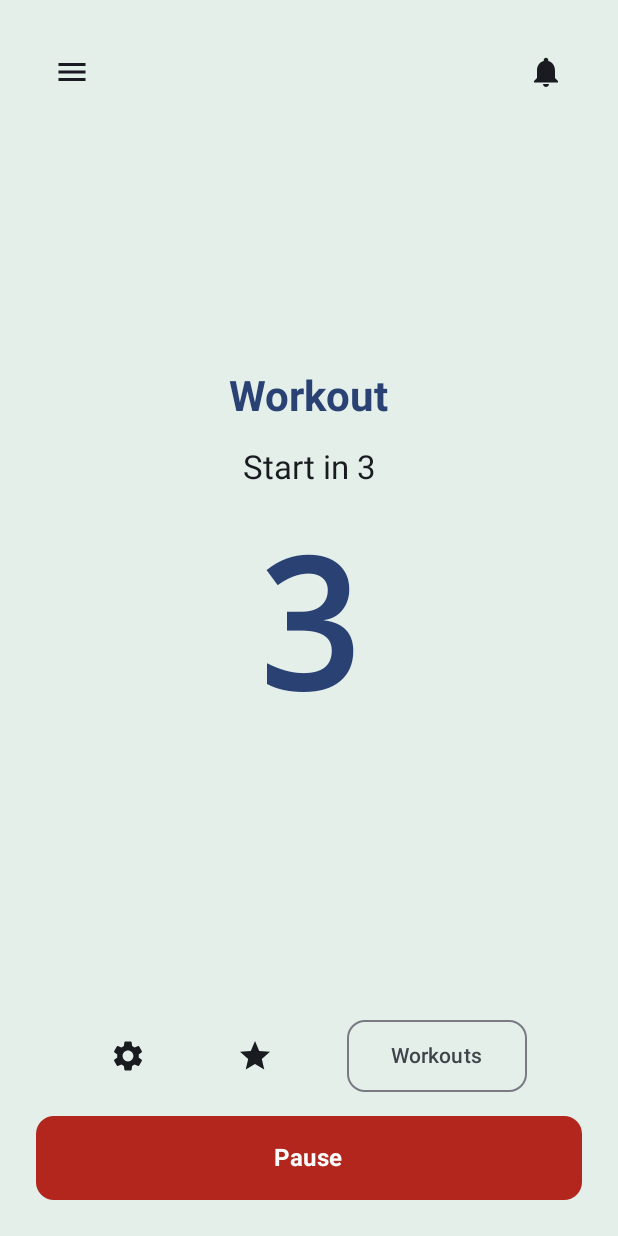
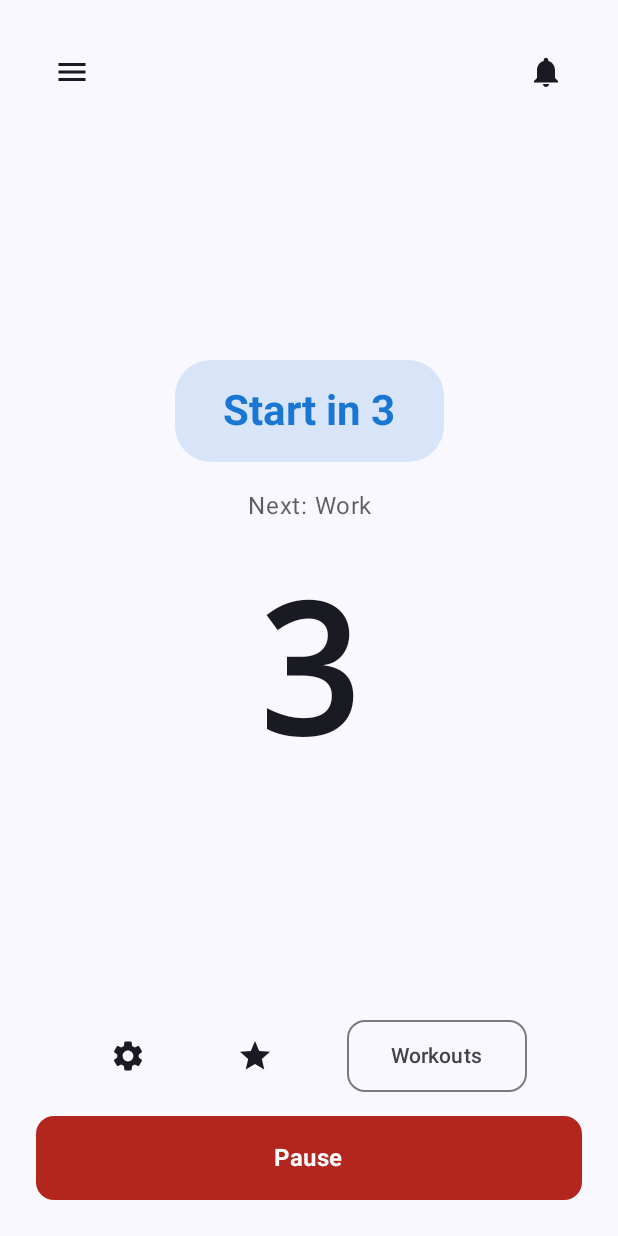
Before and after one commit to mstraa/hiit-timer, an Android app built with Jetpack Compose: the screen it shows after launch (UnifiedMainActivity), after a tap on "Start", on a phone screen of 412 x 824 dp. Run offline under Robolectric (Android 15) with nearby library versions, the phone set to English and light mode, and no system bars; 2 statements that could not run were skipped.

Commit message:
feat: simple timer update

```diff
--- a/app/src/main/java/com/hiittimer/app/ui/timer/UnifiedTimerScreen.kt
+++ b/app/src/main/java/com/hiittimer/app/ui/timer/UnifiedTimerScreen.kt
@@ -40,8 +40,6 @@ fun TimerScreen(
     val unifiedState by viewModel.unifiedTimerState.collectAsState()
     val workoutMode by viewModel.workoutMode.collectAsState()
     val audioSettings by viewModel.audioSettings.collectAsState()
-    val themePreference by viewModel.themePreference.collectAsState()
-    val isDarkTheme = isSystemInDarkTheme()
 
     // State for new UI components
     var showAudioModal by remember { mutableStateOf(false) }
@@ -49,13 +47,8 @@ fun TimerScreen(
     var showPresetModal by remember { mutableStateOf(false) }
     var showMenuPanel by remember { mutableStateOf(false) }
 
-    // Background color based on state
-    val backgroundColor = when {
-        isDarkTheme -> Color.Black
-        timerStatus.currentInterval == IntervalType.REST -> Color(0x20F44336)
-        timerStatus.currentInterval == IntervalType.WORK -> Color(0x204CAF50)
-        else -> MaterialTheme.colorScheme.background
-    }
+    // Background color based on theme
+    val backgroundColor = MaterialTheme.colorScheme.background
 
     Box(
         modifier = Modifier
@@ -186,18 +179,16 @@ private fun SimpleTimerDisplay(
         verticalArrangement = Arrangement.Center,
         modifier = Modifier.fillMaxWidth()
     ) {
-        // Status text
-        Text(
-            text = unifiedState.statusText,
-            style = MaterialTheme.typography.headlineMedium,
-            color = when (unifiedState.intervalType) {
-                IntervalType.WORK -> HIITColors.WorkIndicatorLight
-                IntervalType.REST -> HIITColors.RestIndicatorLight
-                else -> MaterialTheme.colorScheme.onBackground
-            },
-            fontWeight = FontWeight.Bold,
-            modifier = Modifier.padding(bottom = 8.dp)
+        // Phase indicator pill (bigger, replaces status text)
+        PhaseIndicatorPill(
+            timerState = unifiedState.timerState,
+            intervalType = unifiedState.intervalType,
+            statusText = unifiedState.statusText,
+            isLarge = true
         )
+
+        // Next phase info
+        NextPhaseInfo(state = unifiedState)
 
         // Main timer display
         Text(
@@ -207,11 +198,7 @@ private fun SimpleTimerDisplay(
                 fontWeight = FontWeight.Bold,
                 fontFamily = androidx.compose.ui.text.font.FontFamily.Monospace
             ),
-            color = when (unifiedState.intervalType) {
-                IntervalType.WORK -> HIITColors.WorkIndicatorLight
-                IntervalType.REST -> HIITColors.RestIndicatorLight
-                else -> MaterialTheme.colorScheme.onBackground
-            },
+            color = MaterialTheme.colorScheme.onBackground,
             textAlign = TextAlign.Center
         )
 
@@ -378,3 +365,84 @@ private fun TimerBottomControls(
         }
     }
 }
+
+@Composable
+private fun PhaseIndicatorPill(
+    timerState: TimerState,
+    intervalType: IntervalType,
+    statusText: String,
+    isLarge: Boolean = false
+) {
+    val (backgroundColor, textColor) = when {
+        timerState == TimerState.BEGIN -> Pair(
+            Color(0xFF1976D2).copy(alpha = 0.15f), // Subtle blue
+            Color(0xFF1976D2)
+        )
+        intervalType == IntervalType.WORK -> Pair(
+            Color(0xFF388E3C).copy(alpha = 0.15f), // Subtle green
+            Color(0xFF388E3C)
+        )
+        intervalType == IntervalType.REST -> Pair(
+            Color(0xFFD32F2F).copy(alpha = 0.15f), // Subtle red
+            Color(0xFFD32F2F)
+        )
+        else -> Pair(
+            MaterialTheme.colorScheme.surface,
+            MaterialTheme.colorScheme.onSurface
+        )
+    }
+
+    Surface(
+        shape = RoundedCornerShape(if (isLarge) 24.dp else 16.dp),
+        color = backgroundColor,
+        modifier = Modifier.padding(
+            horizontal = if (isLarge) 16.dp else 8.dp,
+            vertical = if (isLarge) 8.dp else 0.dp
+        )
+    ) {
+        Text(
+            text = statusText,
+            style = if (isLarge) MaterialTheme.typography.headlineMedium else MaterialTheme.typography.labelLarge,
+            color = textColor,
+            fontWeight = FontWeight.Bold,
+            modifier = Modifier.padding(
+                horizontal = if (isLarge) 32.dp else 16.dp,
+                vertical = if (isLarge) 16.dp else 8.dp
+            )
+        )
+    }
+}
+
+@Composable
+private fun NextPhaseInfo(state: UnifiedTimerState) {
+    // Try to get next phase information
+    val nextPhaseText = when {
+        state.timerState == TimerState.BEGIN -> {
+            if (state.currentExerciseName != null) {
+                "Next: ${state.currentExerciseName}"
+            } else {
+                "Next: Work"
+            }
+        }
+        state.intervalType == IntervalType.WORK -> "Next: Rest"
+        state.intervalType == IntervalType.REST -> {
+            if (state.currentExerciseName != null) {
+                "Next: ${state.currentExerciseName}"
+            } else {
+                "Next: Work"
+            }
+        }
+        else -> null
+    }
+
+    if (nextPhaseText != null) {
+        Spacer(modifier = Modifier.height(12.dp))
+
+        Text(
+            text = nextPhaseText,
+            style = MaterialTheme.typography.bodyLarge,
+            color = MaterialTheme.colorScheme.onBackground.copy(alpha = 0.7f),
+            textAlign = TextAlign.Center
+        )
+    }
+}
--- a/app/src/main/java/com/hiittimer/app/ui/workouts/ComplexTimerDisplay.kt
+++ b/app/src/main/java/com/hiittimer/app/ui/workouts/ComplexTimerDisplay.kt
@@ -14,6 +14,7 @@ import androidx.compose.ui.text.font.FontWeight
 import androidx.compose.ui.text.style.TextAlign
 import androidx.compose.ui.unit.dp
 import androidx.compose.ui.unit.sp
+import com.hiittimer.app.data.IntervalType
 import com.hiittimer.app.data.TimerState
 import com.hiittimer.app.data.WorkoutMode
 import com.hiittimer.app.timer.UnifiedTimerState
@@ -73,25 +74,18 @@ private fun BeginCountdownDisplay(
         horizontalAlignment = Alignment.CenterHorizontally,
         verticalArrangement = Arrangement.Center
     ) {
-        // Phase info
-        Text(
-            text = state.currentPhaseName ?: "Workout",
-            style = MaterialTheme.typography.headlineMedium,
-            fontWeight = FontWeight.Bold,
-            color = MaterialTheme.colorScheme.primary
+        // Phase indicator pill (same style as other phases)
+        PhaseIndicatorPill(
+            timerState = state.timerState,
+            intervalType = state.intervalType,
+            statusText = state.countdownText ?: "Get Ready!",
+            isLarge = true
         )
 
-        Spacer(modifier = Modifier.height(16.dp))
+        // Next phase info
+        NextPhaseInfo(state = state)
 
-        // Countdown display
-        Text(
-            text = state.countdownText ?: "Get Ready!",
-            style = MaterialTheme.typography.titleLarge,
-            color = MaterialTheme.colorScheme.onBackground,
-            textAlign = TextAlign.Center
-        )
-
-        Spacer(modifier = Modifier.height(24.dp))
+        Spacer(modifier = Modifier.height(32.dp))
 
         // Large countdown number
         Text(
@@ -101,20 +95,9 @@ private fun BeginCountdownDisplay(
                 fontWeight = FontWeight.Bold,
                 fontFamily = androidx.compose.ui.text.font.FontFamily.Monospace
             ),
-            color = MaterialTheme.colorScheme.primary,
+            color = MaterialTheme.colorScheme.onBackground,
             textAlign = TextAlign.Center
         )
-
-        Spacer(modifier = Modifier.height(16.dp))
-
-        // Next exercise preview
-        if (state.currentExerciseName != null) {
-            Text(
-                text = "Next: ${state.currentExerciseName}",
-                style = MaterialTheme.typography.bodyLarge,
-                color = MaterialTheme.colorScheme.onBackground.copy(alpha = 0.7f)
-            )
-        }
     }
 }
 
@@ -130,6 +113,19 @@ private fun WorkoutActiveDisplay(
         horizontalAlignment = Alignment.CenterHorizontally,
         verticalArrangement = Arrangement.Center
     ) {
+        // Phase indicator pill (bigger, replaces status text)
+        PhaseIndicatorPill(
+            timerState = state.timerState,
+            intervalType = state.intervalType,
+            statusText = state.statusText,
+            isLarge = true
+        )
+
+        // Next phase info
+        NextPhaseInfo(state = state)
+
+        Spacer(modifier = Modifier.height(16.dp))
+
         // Phase and exercise info
         if (state.currentPhaseName != null) {
             Text(
@@ -162,7 +158,6 @@ private fun WorkoutActiveDisplay(
             ),
             color = when {
                 state.timerState == TimerState.PAUSED -> MaterialTheme.colorScheme.error
-                state.exerciseMode == WorkoutMode.REP_BASED -> HIITColors.WorkIndicatorLight
                 else -> MaterialTheme.colorScheme.onBackground
             },
             textAlign = TextAlign.Center
@@ -349,3 +344,84 @@ private fun WorkoutIdleDisplay(
         }
     }
 }
+
+@Composable
+private fun PhaseIndicatorPill(
+    timerState: TimerState,
+    intervalType: IntervalType,
+    statusText: String,
+    isLarge: Boolean = false
+) {
+    val (backgroundColor, textColor) = when {
+        timerState == TimerState.BEGIN -> Pair(
+            Color(0xFF1976D2).copy(alpha = 0.15f), // Subtle blue
+            Color(0xFF1976D2)
+        )
+        intervalType == IntervalType.WORK -> Pair(
+            Color(0xFF388E3C).copy(alpha = 0.15f), // Subtle green
+            Color(0xFF388E3C)
+        )
+        intervalType == IntervalType.REST -> Pair(
+            Color(0xFFD32F2F).copy(alpha = 0.15f), // Subtle red
+            Color(0xFFD32F2F)
+        )
+        else -> Pair(
+            MaterialTheme.colorScheme.surface,
+            MaterialTheme.colorScheme.onSurface
+        )
+    }
+
+    Surface(
+        shape = RoundedCornerShape(if (isLarge) 24.dp else 16.dp),
+        color = backgroundColor,
+        modifier = Modifier.padding(
+            horizontal = if (isLarge) 16.dp else 8.dp,
+            vertical = if (isLarge) 8.dp else 0.dp
+        )
+    ) {
+        Text(
+            text = statusText,
+            style = if (isLarge) MaterialTheme.typography.headlineMedium else MaterialTheme.typography.labelLarge,
+            color = textColor,
+            fontWeight = FontWeight.Bold,
+            modifier = Modifier.padding(
+                horizontal = if (isLarge) 32.dp else 16.dp,
+                vertical = if (isLarge) 16.dp else 8.dp
+            )
+        )
+    }
+}
+
+@Composable
+private fun NextPhaseInfo(state: UnifiedTimerState) {
+    // Try to get next phase information
+    val nextPhaseText = when {
+        state.timerState == TimerState.BEGIN -> {
+            if (state.currentExerciseName != null) {
+                "Next: ${state.currentExerciseName}"
+            } else {
+                "Next: Work"
+            }
+        }
+        state.intervalType == IntervalType.WORK -> "Next: Rest"
+        state.intervalType == IntervalType.REST -> {
+            if (state.currentExerciseName != null) {
+                "Next: ${state.currentExerciseName}"
+            } else {
+                "Next: Work"
+            }
+        }
+        else -> null
+    }
+
+    if (nextPhaseText != null) {
+        Spacer(modifier = Modifier.height(12.dp))
+
+        Text(
+            text = nextPhaseText,
+            style = MaterialTheme.typography.bodyLarge,
+            color = MaterialTheme.colorScheme.onBackground.copy(alpha = 0.7f),
+            textAlign = TextAlign.Center
+        )
+    }
+}
```
Also changed, not shown: app/src/main/java/com/hiittimer/app/ui/components/UnifiedHamburgerMenu.kt (+3 -9 lines).
